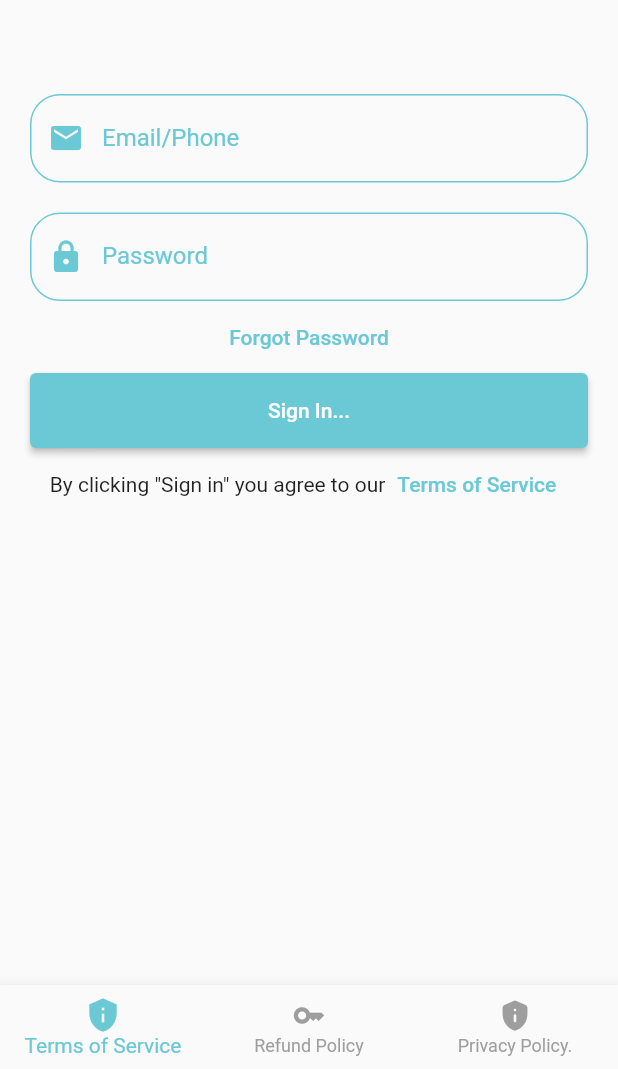
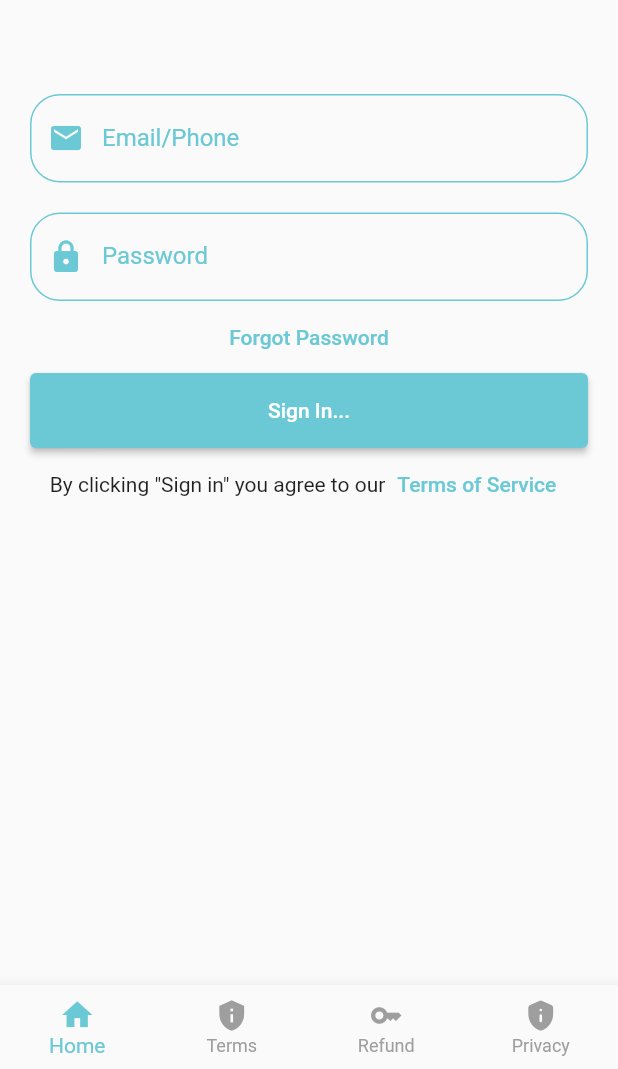
Before and after one commit to hossamabdulmagid/clinic-app, a Flutter app: the screen it shows after launch, on a phone screen of 412 x 824 dp, the part 167-1236 px from its top. Run offline on Flutter 3.47's test engine with Material 2 defaults, Android fonts, the phone set to English and light mode, and no system bars; our stand-ins replace dio.

Commit message:
handle New Page For Terms ,Refund And Privacy

```diff
--- a/lib/main.dart
+++ b/lib/main.dart
@@ -1,6 +1,9 @@
 import 'package:flutter/material.dart';
 import 'package:my_clinic/pages/login_page.dart';
 import 'package:my_clinic/pages/home_page.dart';
+import 'package:my_clinic/pages/privacypolicy_page.dart';
+import 'package:my_clinic/pages/refundpolicy_page.dart';
+import 'package:my_clinic/pages/terms_page.dart';
 
 void main() => runApp(const MyApp());
 
@@ -14,6 +17,16 @@ class MyApp extends StatefulWidget {
 
 class _MyAppState extends State<MyApp> {
   int currentIndex = 0;
+  static const TextStyle optionStyle =
+      TextStyle(fontSize: 30, fontWeight: FontWeight.bold);
+
+  // ignore: non_constant_identifier_names
+  final Screen = [
+    LoginPage(),
+    PrivacyPolicyPage(),
+    RefundPolicyPage(),
+    TermsPage(),
+  ];
 
   @override
   Widget build(BuildContext context) {
@@ -24,7 +37,9 @@ class _MyAppState extends State<MyApp> {
         appBar: AppBar(
             backgroundColor: const Color.fromRGBO(107, 201, 213, 1),
             title: const Center(child: Text(MyApp._title))),
-        body: LoginPage(),
+        body: Center(
+          child: Screen[currentIndex],
+        ),
         bottomNavigationBar: BottomNavigationBar(
           type: BottomNavigationBarType.fixed,
           selectedItemColor: const Color.fromRGBO(107, 201, 213, 1),
@@ -32,36 +47,40 @@ class _MyAppState extends State<MyApp> {
           items: const [
             BottomNavigationBarItem(
                 activeIcon: Icon(
+                  Icons.home,
+                  color: Color.fromRGBO(107, 201, 213, 1),
+                ),
+                label: 'Home',
+                icon: Icon(
+                  Icons.home,
+                  color: Colors.grey,
+                  size: 22.0,
+                )),
+            BottomNavigationBarItem(
+                activeIcon: Icon(
                   Icons.privacy_tip,
                   color: Color.fromRGBO(107, 201, 213, 1),
                 ),
-                label: 'Terms of Service',
-                icon: Icon(Icons.privacy_tip,
-                    color: Colors.grey,
-                    semanticLabel: "Read Privacy Policy",
-                    size: 22.0)),
+                label: 'Terms',
+                icon: Icon(Icons.privacy_tip, color: Colors.grey, size: 22.0)),
             BottomNavigationBarItem(
                 activeIcon: Icon(
                   Icons.key,
                   color: Color.fromRGBO(107, 201, 213, 1),
                 ),
-                label: 'Refund Policy',
-                icon: Icon(Icons.key,
-                    color: Colors.grey,
-                    semanticLabel: "Read Privacy Policy",
-                    size: 22.0)),
+                label: 'Refund',
+                icon: Icon(Icons.key, color: Colors.grey, size: 22.0)),
             BottomNavigationBarItem(
                 activeIcon: Icon(
                   Icons.privacy_tip_rounded,
                   color: Color.fromRGBO(107, 201, 213, 1),
                 ),
-                label: 'Privacy Policy.',
+                label: 'Privacy',
                 icon: Icon(
                   Icons.privacy_tip_rounded,
                   color: Colors.grey,
                   size: 22.0,
-                  semanticLabel: "Read Privacy Policy",
-                ))
+                )),
           ],
           currentIndex: currentIndex,
           onTap: (int index) {
```
Also changed, not shown: lib/pages/login_page.dart (+6 -1 lines), lib/pages/privacypolicy_page.dart (added, +35 -0 lines), lib/pages/refundpolicy_page.dart (added, +34 -0 lines), lib/pages/terms_page.dart (added, +34 -0 lines).
